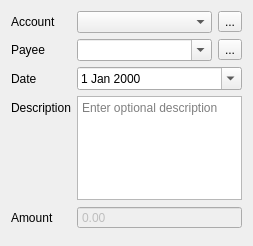
First picture: the form in src/views/ui_files/dialogs/refund_transaction_dialog.ui, repository JakubFranek/Kapytal, before the edit.
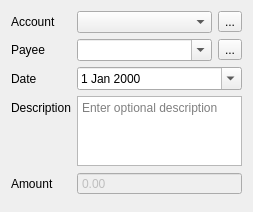
Second picture: the form after the edit.

Commit message:
Set minimum description box height to cca 2 rows
Set minimum description box height to cca 2 rows (25 px) in
CashTransactionDialog, CashTransferDialog, RefundTransactionDialog,
SecurityTransactionDialog and SecurityTransferDialog.

```diff
--- a/src/views/ui_files/dialogs/refund_transaction_dialog.ui
+++ b/src/views/ui_files/dialogs/refund_transaction_dialog.ui
@@ -10,7 +10,7 @@
     <x>0</x>
     <y>0</y>
     <width>253</width>
-    <height>246</height>
+    <height>212</height>
    </rect>
   </property>
   <property name="sizePolicy">
@@ -140,10 +140,13 @@
          <property name="orientation">
           <enum>Qt::Vertical</enum>
          </property>
+         <property name="sizeType">
+          <enum>QSizePolicy::MinimumExpanding</enum>
+         </property>
          <property name="sizeHint" stdset="0">
           <size>
            <width>20</width>
-           <height>40</height>
+           <height>25</height>
           </size>
          </property>
         </spacer>
```
The commit also changes 9 other files.
